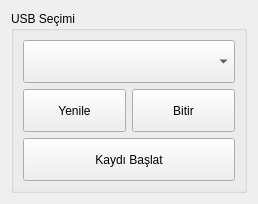
Old version of the form ui/usb_group_box.ui in the repository cihansenyuz/system_controller.
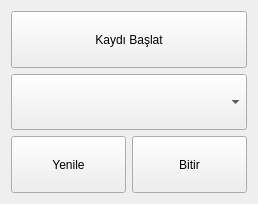
New version of the form.

Commit message: fixed nested layout, updated custom class

The edit to the form file:
```diff
--- a/ui/usb_group_box.ui
+++ b/ui/usb_group_box.ui
@@ -15,23 +15,24 @@
   </property>
   <layout class="QVBoxLayout" name="verticalLayout">
    <item>
-    <widget class="QGroupBox" name="groupBox_5">
+    <widget class="QPushButton" name="kaydetButton">
      <property name="sizePolicy">
-      <sizepolicy hsizetype="Preferred" vsizetype="Minimum">
+      <sizepolicy hsizetype="Minimum" vsizetype="Minimum">
        <horstretch>0</horstretch>
        <verstretch>0</verstretch>
       </sizepolicy>
      </property>
      <property name="minimumSize">
       <size>
-       <width>0</width>
-       <height>150</height>
+       <width>125</width>
+       <height>0</height>
       </size>
      </property>
-     <property name="title">
-      <string>USB Seçimi</string>
+     <property name="text">
+      <string>Kaydı Başlat</string>
      </property>
-     <layout class="QVBoxLayout" name="verticalLayout_7">
+    </widget>
+   </item>
       <item>
        <widget class="QComboBox" name="usbPortBox">
         <property name="sizePolicy">
@@ -74,28 +75,6 @@
          </widget>
         </item>
        </layout>
-      </item>
-      <item>
-       <widget class="QPushButton" name="kaydetButton">
-        <property name="sizePolicy">
-         <sizepolicy hsizetype="Minimum" vsizetype="Minimum">
-          <horstretch>0</horstretch>
-          <verstretch>0</verstretch>
-         </sizepolicy>
-        </property>
-        <property name="minimumSize">
-         <size>
-          <width>125</width>
-          <height>0</height>
-         </size>
-        </property>
-        <property name="text">
-         <string>Kaydı Başlat</string>
-        </property>
-       </widget>
-      </item>
-     </layout>
-    </widget>
    </item>
   </layout>
  </widget>
```
Lines whose indentation alone changed are shown as unchanged. The commit also changes 5 other files.
